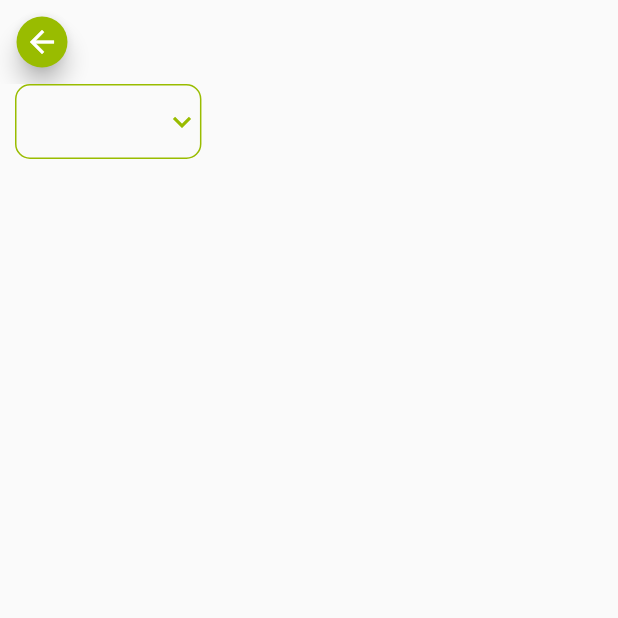
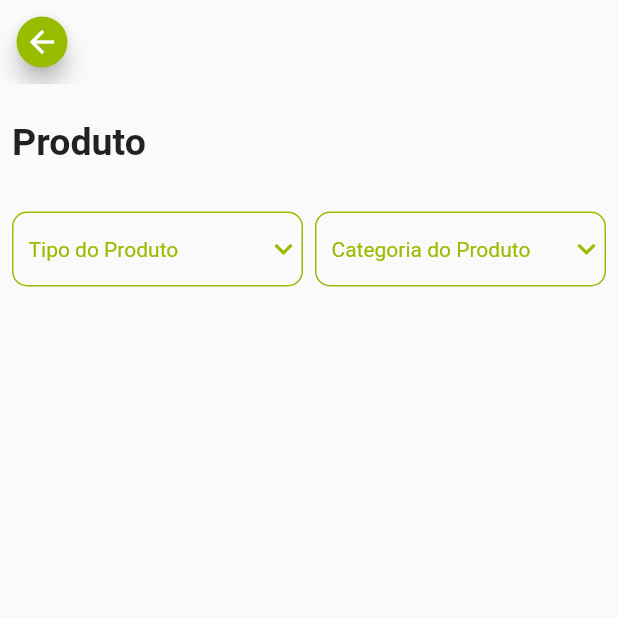
Before and after one commit to gustavocnp95/app-caldo-cana-campeao, a Flutter app: the ProductVisualizatioPage screen opened directly, on a phone screen of 412 x 824 dp, the top half of it. Run offline on Flutter 3.47's test engine with Material 2 defaults, Android fonts, the light colour scheme and no system bars; our stand-ins replace badges, fluttertoast, shared_preferences; accounts and stored records are empty; generated files the repository leaves out were written again.

Commit message:
implementa dropdown de tipo e categoria

```diff
--- a/lib/custom_widgets/campeao_dropdown.dart
+++ b/lib/custom_widgets/campeao_dropdown.dart
@@ -7,9 +7,14 @@ import 'dropdown_item.dart';
 class CampeaoDropdown extends StatefulWidget {
   DropdownItem? dropdownValue;
   List<DropdownItem> values;
+  String? hint;
 
-  CampeaoDropdown({Key? key, required this.dropdownValue, required this.values})
-      : super(key: key);
+  CampeaoDropdown({
+    Key? key,
+    required this.dropdownValue,
+    required this.values,
+    this.hint,
+  }) : super(key: key);
 
   @override
   State<StatefulWidget> createState() => _CampeaoDropdownState();
@@ -30,6 +35,15 @@ class _CampeaoDropdownState extends State<CampeaoDropdown> {
       ),
       child: DropdownButtonHideUnderline(
         child: DropdownButton<DropdownItem>(
+          hint: widget.hint != null
+              ? Padding(
+                  padding: const EdgeInsets.only(left: 10),
+                  child: Text(
+                    widget.hint!,
+                    style: const TextStyle(color: CampeaoColors.primaryColor),
+                  ),
+                )
+              : null,
           value: widget.dropdownValue,
           icon: const Icon(
             Icons.keyboard_arrow_down,
--- /dev/null
+++ b/lib/products/visualization/model/product_category.dart
@@ -0,0 +1,13 @@
+import 'package:caldo_cana_campeao/custom_widgets/dropdown_item.dart';
+
+class ProductCategory implements DropdownItem {
+  final int categoryId;
+  final String categoryName;
+
+  ProductCategory(this.categoryId, this.categoryName);
+
+  @override
+  String getDropdownLabel() {
+    return categoryName;
+  }
+}
--- a/lib/products/visualization/model/product_visualization.dart
+++ b/lib/products/visualization/model/product_visualization.dart
@@ -1,5 +1,7 @@
+import 'package:caldo_cana_campeao/products/visualization/model/product_category.dart';
 import 'package:caldo_cana_campeao/products/visualization/model/product_type.dart';
 
 class ProductVisualization {
   ProductType? productType;
+  ProductCategory? productCategory;
 }
--- a/lib/products/visualization/product_visualization_page.dart
+++ b/lib/products/visualization/product_visualization_page.dart
@@ -5,6 +5,7 @@ import 'package:flutter/cupertino.dart';
 import 'package:flutter/material.dart';
 
 import '../../custom_widgets/campeao_app_bar.dart';
+import 'model/product_category.dart';
 
 class ProductVisualizatioPage extends StatefulWidget {
   final ProductVisualization productVisualization;
@@ -26,15 +27,49 @@ class _ProductVisualizationPageState extends State<ProductVisualizatioPage> {
       resizeToAvoidBottomInset: true,
       appBar: const CampeaoAppBar(),
       body: SingleChildScrollView(
+        child: Padding(
+          padding: const EdgeInsets.only(left: 8, right: 8),
           child: Column(
+            crossAxisAlignment: CrossAxisAlignment.start,
             children: [
-            Padding(
-              padding: EdgeInsets.only(left: 10),
+              const Padding(
+                padding: EdgeInsets.only(top: 24),
+                child: Text(
+                  "Produto",
+                  style: TextStyle(
+                    fontSize: 25,
+                    fontWeight: FontWeight.w700,
+                  ),
+                ),
+              ),
+              Container(
+                padding: const EdgeInsets.only(top: 32),
+              ),
+              Row(
+                children: [
+                  Expanded(
                     child: CampeaoDropdown(
+                      hint: "Tipo do Produto",
                       dropdownValue: widget.productVisualization.productType,
                       values: ProductType.getAvailableTypes(),
-            ),),
+                    ),
+                  ),
+                  Container(padding: EdgeInsets.only(left: 4, right: 4),),
+                  Expanded(
+                    child: CampeaoDropdown(
+                      hint: "Categoria do Produto",
+                      dropdownValue:
+                          widget.productVisualization.productCategory,
+                      values: [
+                        ProductCategory(1, "Categoria 1"),
+                        ProductCategory(2, "Categoria 2")
                       ],
+                    ),
+                  ),
+                ],
+              ),
+            ],
+          ),
         ),
       ),
     );
```
Lines whose indentation alone changed are shown as unchanged.
